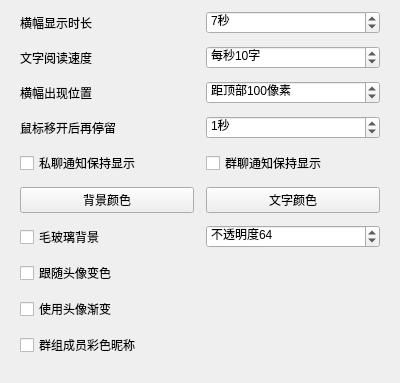
Old version of the form widgets/settings/bannerwidget.ui in the repository iwxyi/CatlikeQQ.
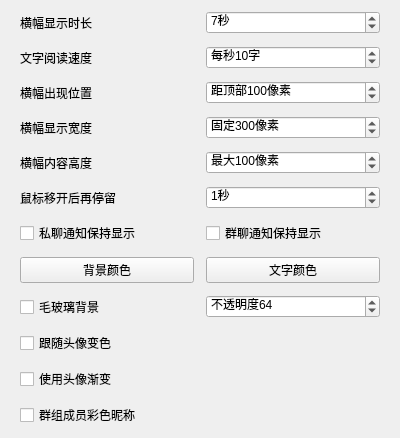
New version of the form. Custom widgets are drawn as their Qt base class.

```diff
--- a/widgets/settings/bannerwidget.ui
+++ b/widgets/settings/bannerwidget.ui
@@ -25,10 +25,53 @@
      <property name="spacing">
       <number>12</number>
      </property>
-     <item row="0" column="0">
-      <widget class="QLabel" name="label">
-       <property name="text">
-        <string>横幅显示时长</string>
+     <item row="5" column="1">
+      <widget class="QSpinBox" name="retentionDurationSpin">
+       <property name="toolTip">
+        <string/>
+       </property>
+       <property name="suffix">
+        <string>秒</string>
+       </property>
+       <property name="prefix">
+        <string/>
+       </property>
+       <property name="minimum">
+        <number>0</number>
+       </property>
+       <property name="maximum">
+        <number>60</number>
+       </property>
+       <property name="singleStep">
+        <number>1</number>
+       </property>
+       <property name="value">
+        <number>1</number>
+       </property>
+      </widget>
+     </item>
+     <item row="2" column="1">
+      <widget class="QSpinBox" name="floatPixelSpin">
+       <property name="toolTip">
+        <string/>
+       </property>
+       <property name="suffix">
+        <string>像素</string>
+       </property>
+       <property name="prefix">
+        <string>距顶部</string>
+       </property>
+       <property name="minimum">
+        <number>0</number>
+       </property>
+       <property name="maximum">
+        <number>999999</number>
+       </property>
+       <property name="singleStep">
+        <number>100</number>
+       </property>
+       <property name="value">
+        <number>100</number>
        </property>
       </widget>
      </item>
@@ -42,29 +85,32 @@
        </property>
       </widget>
      </item>
-     <item row="7" column="0">
-      <widget class="QCheckBox" name="useHeaderColorCheck">
+     <item row="6" column="0">
+      <widget class="QCheckBox" name="privateKeepShowingCheck">
+       <property name="toolTip">
+        <string>私聊的通知出现后，不会自动隐藏（相当于未读）
+除非用户操作后超时关闭，例如回复、鼠标移入再移开</string>
+       </property>
        <property name="text">
-        <string>跟随头像变色</string>
+        <string>私聊通知保持显示</string>
        </property>
       </widget>
      </item>
-     <item row="0" column="1">
-      <widget class="QSpinBox" name="displayDurationSpin">
-       <property name="suffix">
-        <string>秒</string>
+     <item row="10" column="0">
+      <widget class="QCheckBox" name="useHeaderGradientCheck">
+       <property name="text">
+        <string>使用头像渐变</string>
        </property>
-       <property name="minimum">
-        <number>1</number>
+      </widget>
+     </item>
+     <item row="8" column="0">
+      <widget class="QCheckBox" name="frostedGlassBgCheck">
+       <property name="toolTip">
+        <string>使用简单的毛玻璃背景效果
+注意：仅在出现时静态模糊，不会随着底部内容的修改而变化</string>
        </property>
-       <property name="maximum">
-        <number>60</number>
-       </property>
-       <property name="singleStep">
-        <number>1</number>
-       </property>
-       <property name="value">
-        <number>7</number>
+       <property name="text">
+        <string>毛玻璃背景</string>
        </property>
       </widget>
      </item>
@@ -93,17 +139,13 @@
        </property>
       </widget>
      </item>
-     <item row="9" column="0">
-      <widget class="QCheckBox" name="colorfulGroupMemberCheck">
-       <property name="text">
-        <string>群组成员彩色昵称</string>
+     <item row="3" column="0">
+      <widget class="QLabel" name="label_5">
+       <property name="toolTip">
+        <string>通知卡片出现的位置</string>
        </property>
-      </widget>
-     </item>
-     <item row="5" column="1">
-      <widget class="InteractiveButtonBase" name="titleColorButton">
        <property name="text">
-        <string>文字颜色</string>
+        <string>横幅显示宽度</string>
        </property>
       </widget>
      </item>
@@ -117,7 +159,32 @@
        </property>
       </widget>
      </item>
-     <item row="6" column="1">
+     <item row="5" column="0">
+      <widget class="QLabel" name="label_4">
+       <property name="toolTip">
+        <string>失去焦点（鼠标移开/回复框关闭）后多久时间隐藏
+一个小技巧：慢慢移开可快速隐藏通知，快速移开则可以继续保留</string>
+       </property>
+       <property name="text">
+        <string>鼠标移开后再停留</string>
+       </property>
+      </widget>
+     </item>
+     <item row="0" column="0">
+      <widget class="QLabel" name="label">
+       <property name="text">
+        <string>横幅显示时长</string>
+       </property>
+      </widget>
+     </item>
+     <item row="7" column="1">
+      <widget class="InteractiveButtonBase" name="titleColorButton">
+       <property name="text">
+        <string>文字颜色</string>
+       </property>
+      </widget>
+     </item>
+     <item row="8" column="1">
       <widget class="QSpinBox" name="frostedGlassOpacitySpin">
        <property name="toolTip">
         <string/>
@@ -142,62 +209,23 @@
        </property>
       </widget>
      </item>
-     <item row="8" column="0">
-      <widget class="QCheckBox" name="useHeaderGradientCheck">
-       <property name="text">
-        <string>使用头像渐变</string>
-       </property>
-      </widget>
-     </item>
-     <item row="2" column="1">
-      <widget class="QSpinBox" name="floatPixelSpin">
+     <item row="6" column="1">
+      <widget class="QCheckBox" name="groupKeepShowingCheck">
        <property name="toolTip">
         <string/>
        </property>
-       <property name="suffix">
-        <string>像素</string>
-       </property>
-       <property name="prefix">
-        <string>距顶部</string>
-       </property>
-       <property name="minimum">
-        <number>0</number>
-       </property>
-       <property name="maximum">
-        <number>999999</number>
-       </property>
-       <property name="singleStep">
-        <number>100</number>
-       </property>
-       <property name="value">
-        <number>100</number>
-       </property>
-      </widget>
-     </item>
-     <item row="3" column="0">
-      <widget class="QLabel" name="label_4">
-       <property name="toolTip">
-        <string>失去焦点（鼠标移开/回复框关闭）后多久时间隐藏
-一个小技巧：慢慢移开可快速隐藏通知，快速移开则可以继续保留</string>
-       </property>
        <property name="text">
-        <string>鼠标移开后再停留</string>
+        <string>群聊通知保持显示</string>
        </property>
       </widget>
      </item>
-     <item row="3" column="1">
-      <widget class="QSpinBox" name="retentionDurationSpin">
-       <property name="toolTip">
-        <string/>
-       </property>
+     <item row="0" column="1">
+      <widget class="QSpinBox" name="displayDurationSpin">
        <property name="suffix">
         <string>秒</string>
        </property>
-       <property name="prefix">
-        <string/>
-       </property>
        <property name="minimum">
-        <number>0</number>
+        <number>1</number>
        </property>
        <property name="maximum">
         <number>60</number>
@@ -206,47 +234,90 @@
         <number>1</number>
        </property>
        <property name="value">
-        <number>1</number>
+        <number>7</number>
        </property>
       </widget>
      </item>
-     <item row="5" column="0">
+     <item row="9" column="0">
+      <widget class="QCheckBox" name="useHeaderColorCheck">
+       <property name="text">
+        <string>跟随头像变色</string>
+       </property>
+      </widget>
+     </item>
+     <item row="11" column="0">
+      <widget class="QCheckBox" name="colorfulGroupMemberCheck">
+       <property name="text">
+        <string>群组成员彩色昵称</string>
+       </property>
+      </widget>
+     </item>
+     <item row="7" column="0">
       <widget class="InteractiveButtonBase" name="bgColorButton">
        <property name="text">
         <string>背景颜色</string>
        </property>
       </widget>
      </item>
-     <item row="6" column="0">
-      <widget class="QCheckBox" name="frostedGlassBgCheck">
-       <property name="toolTip">
-        <string>使用简单的毛玻璃背景效果
-注意：仅在出现时静态模糊，不会随着底部内容的修改而变化</string>
-       </property>
-       <property name="text">
-        <string>毛玻璃背景</string>
-       </property>
-      </widget>
-     </item>
      <item row="4" column="0">
-      <widget class="QCheckBox" name="privateKeepShowingCheck">
+      <widget class="QLabel" name="label_6">
        <property name="toolTip">
         <string>私聊的通知出现后，不会自动隐藏（相当于未读）
 除非用户操作后超时关闭，例如回复、鼠标移入再移开</string>
        </property>
        <property name="text">
-        <string>私聊通知保持显示</string>
+        <string>横幅内容高度</string>
+       </property>
+      </widget>
+     </item>
+     <item row="3" column="1">
+      <widget class="QSpinBox" name="fixedWidthSpin">
+       <property name="toolTip">
+        <string/>
+       </property>
+       <property name="suffix">
+        <string>像素</string>
+       </property>
+       <property name="prefix">
+        <string>固定</string>
+       </property>
+       <property name="minimum">
+        <number>100</number>
+       </property>
+       <property name="maximum">
+        <number>3000</number>
+       </property>
+       <property name="singleStep">
+        <number>100</number>
+       </property>
+       <property name="value">
+        <number>300</number>
        </property>
       </widget>
      </item>
      <item row="4" column="1">
-      <widget class="QCheckBox" name="groupKeepShowingCheck">
+      <widget class="QSpinBox" name="contentMaxHeightSpin">
        <property name="toolTip">
         <string>群聊的通知出现后，不会自动隐藏（相当于未读）
 除非用户操作后超时关闭，例如回复、鼠标移入再移开</string>
        </property>
-       <property name="text">
-        <string>群聊通知保持显示</string>
+       <property name="suffix">
+        <string>像素</string>
+       </property>
+       <property name="prefix">
+        <string>最大</string>
+       </property>
+       <property name="minimum">
+        <number>0</number>
+       </property>
+       <property name="maximum">
+        <number>999999</number>
+       </property>
+       <property name="singleStep">
+        <number>100</number>
+       </property>
+       <property name="value">
+        <number>100</number>
        </property>
       </widget>
      </item>
```
Left out of the diff: 9 changed lines with no effect on the pictures.
